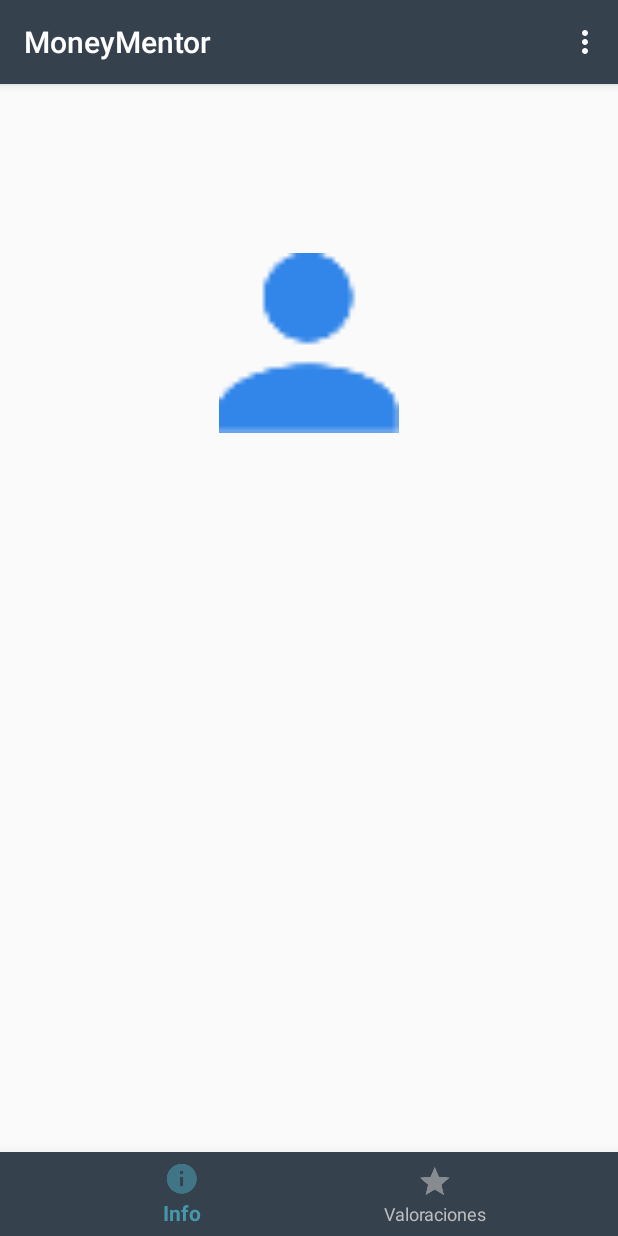
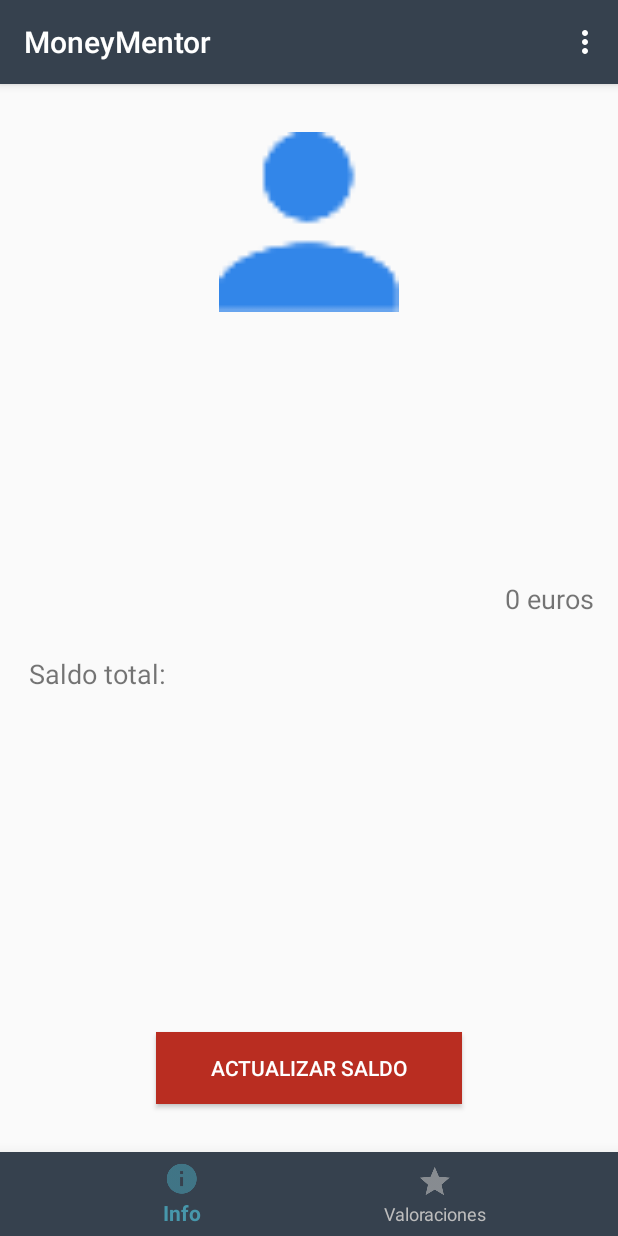
Before and after one commit to jesustf97/MoneyManager-TFG, an Android app: the screen it shows after launch once a user with an empty profile is signed in (MainActivity), on a phone screen of 412 x 824 dp. Run offline under Robolectric (Android 15) with nearby library versions, the phone set to English and light mode, and no system bars; our stand-ins replace Firebase (no records; nobody signed in at launch, a user with empty details on screens opened directly), Picasso, RxJava; pictures from the network do not load.

Commit message:
[REQ 10] Actualizar saldo / mostrar saldo

```diff
--- a/app/src/main/java/com/calleja/jesus/moneymanager/activities/SignUpActivity.kt
+++ b/app/src/main/java/com/calleja/jesus/moneymanager/activities/SignUpActivity.kt
@@ -55,8 +55,6 @@ class SignUpActivity : AppCompatActivity() {
         }
     }
 
-
-
     private fun createUserWithEmail(email: String, password: String) {
         mAuth.createUserWithEmailAndPassword(email, password)
             .addOnCompleteListener(this) { task ->
--- a/app/src/main/java/com/calleja/jesus/moneymanager/dialogs/RateDialog.kt
+++ b/app/src/main/java/com/calleja/jesus/moneymanager/dialogs/RateDialog.kt
@@ -29,9 +29,9 @@ class RateDialog : DialogFragment() {
         val view = activity!!.layoutInflater.inflate(R.layout.dialog_rate, null)
 
        return AlertDialog.Builder(context!!)
-            .setTitle( getString(R.string.dialog_title))
+            .setTitle( getString(R.string.dialog_rate_title))
             .setView(view)
-            .setPositiveButton(getString(R.string.dialog_ok)) { _, _ ->
+            .setPositiveButton(getString(R.string.dialog_rate_ok)) { _, _ ->
                 activity!!.toast("Se ha pulsado Ok")
                 val textRate = view.editTextRateFeedback.text.toString()
                 if (textRate.isNotEmpty()) {
--- a/app/src/main/java/com/calleja/jesus/moneymanager/fragments/InfoFragment.kt
+++ b/app/src/main/java/com/calleja/jesus/moneymanager/fragments/InfoFragment.kt
@@ -7,38 +7,82 @@ import android.view.View
 import android.view.ViewGroup
 
 import com.calleja.jesus.moneymanager.R
+import com.calleja.jesus.moneymanager.dialogs.BalanceDialog
+import com.calleja.jesus.moneymanager.toast
 import com.calleja.jesus.moneymanager.utils.CircleTransform
 import com.google.firebase.auth.FirebaseAuth
 import com.google.firebase.auth.FirebaseUser
+import com.google.firebase.firestore.CollectionReference
+import com.google.firebase.firestore.FirebaseFirestore
 import com.squareup.picasso.Picasso
 import kotlinx.android.synthetic.main.fragment_info.view.*
+import android.app.Activity
+import android.content.Intent
+import android.text.Editable
+import kotlinx.android.synthetic.main.dialog_balance.*
 
 
 class InfoFragment : Fragment() {
 
     private lateinit var _view: View
-
     private val mAuth: FirebaseAuth = FirebaseAuth.getInstance()
     private lateinit var currentUser: FirebaseUser
-
+    private val store: FirebaseFirestore = FirebaseFirestore.getInstance()
+    private lateinit var balanceDBRef: CollectionReference
+    private val REQ_CODE_SECOND_FRAGMENT = 90
+    private val INTENT_KEY_SECOND_FRAGMENT_DATA = "INTENT_KEY_SECOND_FRAGMENT_DATA"
 
     override fun onCreateView(inflater: LayoutInflater, container: ViewGroup?,
         savedInstanceState: Bundle?): View? {
         _view =  inflater.inflate(R.layout.fragment_info, container, false)
-
-        //setUpChatDB()
         setUpCurrentUser()
         setUpCurrentUserInfoUI()
-
+        setUpBalanceDB()
+        setUpButton()
         return _view
     }
 
-  /*  private fun setUpChatDB() {
-        chatDBRef = store.collection("chat")
-    }*/
+    override fun onActivityResult(requestCode: Int, resultCode: Int, intent: Intent?) {
+        super.onActivityResult(requestCode, resultCode, intent)
+        if (resultCode == Activity.RESULT_OK) {
+            if (requestCode == REQ_CODE_SECOND_FRAGMENT) {
+                val secondFragmentData = intent!!.getStringExtra(INTENT_KEY_SECOND_FRAGMENT_DATA)
+                activity!!.toast("Su saldo actual es de: $secondFragmentData euros")
+                saveBalance(secondFragmentData)
+            }
+        }
+
+    }
 
     private fun setUpCurrentUser() {
         currentUser = mAuth.currentUser!!
+    }
+
+    private fun setUpBalanceDB(){
+        balanceDBRef = store.collection("balance")
+    }
+
+    private fun setUpButton(){
+        _view.editBalanceButton.setOnClickListener{
+
+            val dialog = BalanceDialog()
+            dialog.setTargetFragment(this, REQ_CODE_SECOND_FRAGMENT)
+            dialog.show(fragmentManager,"")}
+    }
+
+    private fun saveBalance(userBalance: String) {
+        val newBalance = HashMap<String, Any>()
+        newBalance["userBalance"] = userBalance
+        newBalance["userId"] = currentUser.uid
+        balanceDBRef.add(newBalance)
+            .addOnCompleteListener {
+                activity!!.toast("Se ha actualizado el saldo correctamente")
+                _view.editTextTotalBalance.text = "$userBalance euros"
+            }
+            .addOnFailureListener {
+                activity!!.toast("Error al actualizar el saldo")
+            }
+
     }
 
     private fun setUpCurrentUserInfoUI() {
--- a/app/src/main/res/layout/dialog_rate.xml
+++ b/app/src/main/res/layout/dialog_rate.xml
@@ -28,7 +28,7 @@
                         android:id="@+id/editTextRateFeedback"
                         android:layout_width="match_parent"
                         android:layout_height="wrap_content"
-                        android:hint="@string/dialog_edit_text_hint"
+                        android:hint="@string/dialog_rate_edit_text_hint"
                         android:maxLength="100"
                         android:maxLines="4"
                         android:textColor="@color/colorTextBlack"/>
--- a/app/src/main/res/layout/fragment_info.xml
+++ b/app/src/main/res/layout/fragment_info.xml
@@ -4,24 +4,28 @@
         xmlns:app="http://schemas.android.com/apk/res-auto" xmlns:tools="http://schemas.android.com/tools"
         android:layout_width="match_parent"
         android:layout_height="match_parent"
+        android:orientation="vertical"
         tools:context=".fragments.InfoFragment">
 
 
     <TextView
             android:layout_width="0dp"
-            android:layout_height="wrap_content"
+            android:layout_height="16dp"
             android:id="@+id/textViewInfoEmail" app:layout_constraintEnd_toEndOf="parent"
             android:layout_marginEnd="16dp"
             app:layout_constraintStart_toStartOf="parent" android:layout_marginStart="16dp"
-            android:layout_marginTop="16dp" app:layout_constraintTop_toTopOf="parent"
-            android:textAppearance="@style/TextAppearance.Compat.Notification.Title.Media"/>
+            android:textAppearance="@style/TextAppearance.Compat.Notification.Title.Media"
+            app:layout_constraintHorizontal_bias="0.0" android:layout_marginTop="32dp"
+            app:layout_constraintTop_toBottomOf="@+id/imageViewInfoAvatar" android:layout_marginBottom="16dp"
+            app:layout_constraintBottom_toTopOf="@+id/textViewInfoName"/>
     <TextView
             android:layout_width="0dp"
             android:layout_height="wrap_content"
             android:id="@+id/textViewInfoName" app:layout_constraintEnd_toEndOf="parent" android:layout_marginEnd="16dp"
             app:layout_constraintStart_toStartOf="parent" android:layout_marginStart="16dp"
-            android:layout_marginTop="16dp" app:layout_constraintTop_toBottomOf="@+id/textViewInfoEmail"
-            android:textAppearance="@style/TextAppearance.AppCompat.Large"/>
+            android:textAppearance="@style/TextAppearance.AppCompat.Large" android:layout_marginTop="16dp"
+            app:layout_constraintTop_toBottomOf="@+id/textViewInfoEmail" android:layout_marginBottom="32dp"
+            app:layout_constraintBottom_toTopOf="@+id/totalBalanceText"/>
     <ImageView
             android:src="@drawable/button_ripple_background"
             android:layout_width="120dp"
@@ -29,5 +33,38 @@
             android:id="@+id/imageViewInfoAvatar"
             app:layout_constraintEnd_toEndOf="parent"
             app:layout_constraintStart_toStartOf="parent"
-            android:layout_marginTop="32dp" app:layout_constraintTop_toBottomOf="@+id/textViewInfoName"/>
+            android:layout_marginStart="8dp" android:layout_marginEnd="8dp" android:layout_marginTop="32dp"
+            app:layout_constraintTop_toTopOf="parent"/>
+    <Button
+            android:text="@string/update_balance_button"
+            android:background="@color/colorGoogleExtra"
+            android:layout_width="204dp"
+            android:layout_height="wrap_content"
+            android:id="@+id/editBalanceButton"
+            style="@style/Widget.AppCompat.Button.Colored"
+            android:layout_marginBottom="32dp"
+            app:layout_constraintBottom_toBottomOf="parent"
+            android:layout_marginStart="8dp"
+            app:layout_constraintStart_toStartOf="parent"
+            android:layout_marginEnd="8dp"
+            app:layout_constraintEnd_toEndOf="parent"/>
+    <TextView
+            android:text="Saldo total:"
+            android:layout_width="wrap_content"
+            android:layout_height="wrap_content"
+            android:id="@+id/totalBalanceText"
+            android:textSize="18sp" app:layout_constraintStart_toStartOf="parent"
+            app:layout_constraintEnd_toStartOf="@+id/editTextTotalBalance" android:layout_marginEnd="8dp"
+            android:layout_marginBottom="208dp"
+            app:layout_constraintBottom_toTopOf="@+id/editBalanceButton" app:layout_constraintHorizontal_bias="0.082"
+            app:layout_constraintTop_toBottomOf="@+id/textViewInfoName" android:layout_marginTop="32dp"
+            app:layout_constraintVertical_bias="0.0"/>
+    <TextView
+            android:text="0 euros"
+            android:layout_width="wrap_content"
+            android:layout_height="wrap_content"
+            android:id="@+id/editTextTotalBalance"
+            android:textSize="18sp"
+            android:layout_marginTop="32dp" app:layout_constraintTop_toBottomOf="@+id/textViewInfoName"
+            android:layout_marginEnd="16dp" app:layout_constraintEnd_toEndOf="parent"/>
 </android.support.constraint.ConstraintLayout>
--- a/app/src/main/res/values/colors.xml
+++ b/app/src/main/res/values/colors.xml
@@ -9,6 +9,7 @@
     <color name="colorTextBlack">#222</color>
     <color name="colorIcon">#FFFFFF</color>
     <color name="colorDivider">#BDBDBD</color>
+    <color name="buttonColour">#a500ff45</color>
 
     <color name="colorGoogle">#DD4B39</color>
     <color name="colorGoogleExtra">#B92D21</color>
```
Also changed, not shown: app/src/main/java/com/calleja/jesus/moneymanager/dialogs/BalanceDialog.kt (added, +41 -0 lines), app/src/main/res/layout/dialog_balance.xml (added, +23 -0 lines), app/src/main/res/values/strings.xml (+7 -8 lines).
